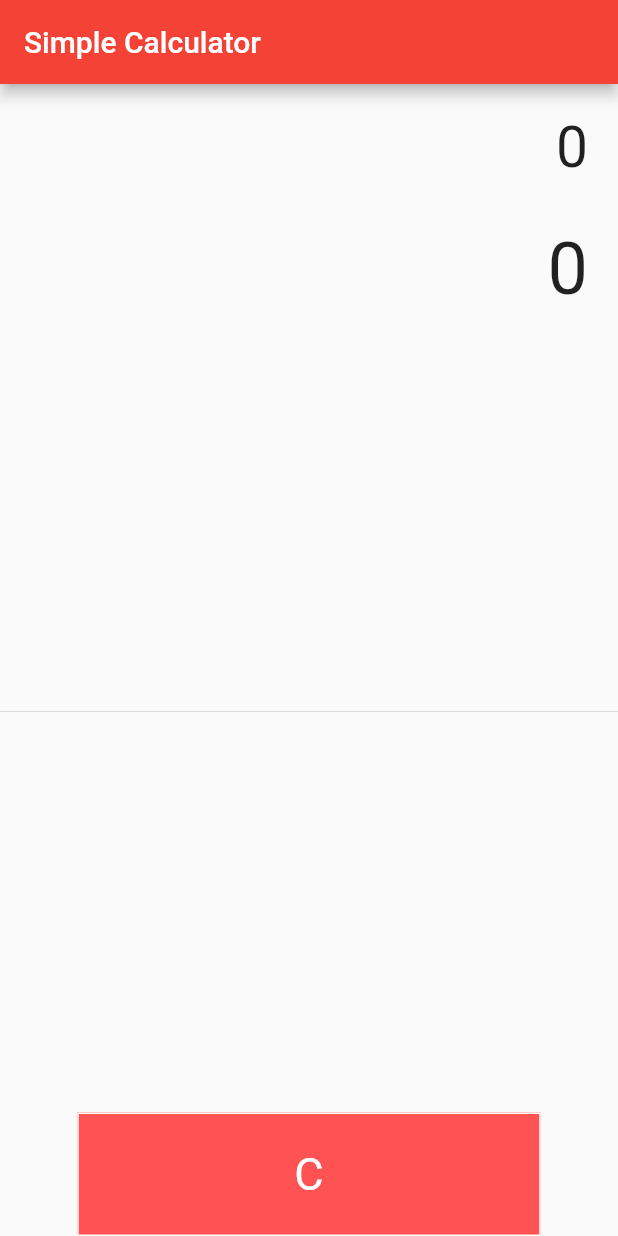
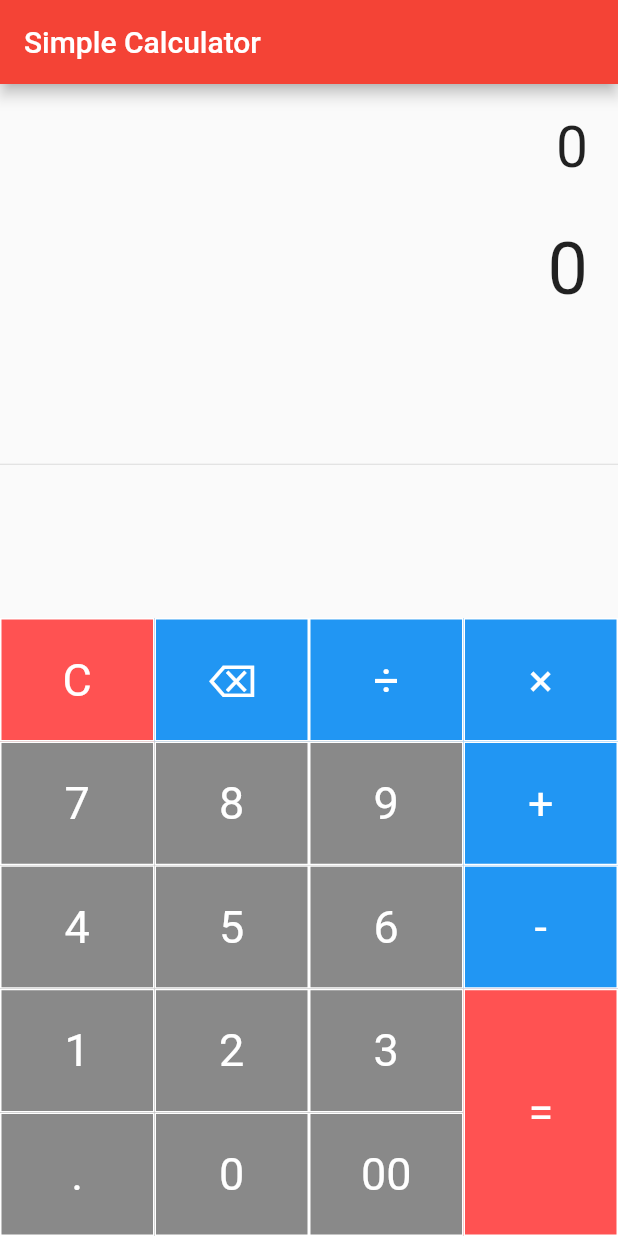
Before and after one commit to lyadhcoder/calculator-app-with-flutter, a Flutter app: the screen it shows after launch, on a phone screen of 412 x 824 dp. Run offline on Flutter 3.47's test engine with Material 2 defaults, Android fonts, the phone set to English and light mode, and no system bars.

Commit message:
numbers, clear and back button func add

```diff
--- a/lib/main.dart
+++ b/lib/main.dart
@@ -1,10 +1,10 @@
 import 'package:flutter/material.dart';
 
 void main(){
-  runApp(calculator());
+  runApp(Calculator());
 }
 
-class calculator extends StatelessWidget {
+class Calculator extends StatelessWidget {
   @override
   Widget build(BuildContext context) {
 
@@ -23,7 +23,42 @@ class SimpleCalculator extends StatefulWidget {
 
 class _SimpleCalculatorState extends State<SimpleCalculator> {
 
-  Widget BuildButton(String buttonText, double buttonHeight, Color buttonColor){
+  String equation = "0";
+  String result = "0";
+  String expression = "";
+  double equationFontSize = 38.0;
+  double resultFontSize = 48.0;
+
+  buttonPressed(String buttonText){
+    setState(() {
+      if(buttonText == "C"){
+        equation = "0";
+        result = "0";
+        equationFontSize = 38.0;
+        resultFontSize = 48.0;
+      }else if(buttonText == "⌫"){
+        equationFontSize = 48.0;
+        resultFontSize = 38.0;
+        equation = equation.substring(0, equation.length -1);
+        if (equation == ""){
+          equation = "0";
+        }
+      }else if(buttonText == "="){
+        equationFontSize = 38.0;
+        resultFontSize = 48.0;
+      }else{
+        equationFontSize = 48.0;
+        resultFontSize = 38.0;
+        if(equation == "0"){
+          equation = buttonText;
+        }else{
+          equation = equation + buttonText;
+        }
+      }
+    });
+  }
+
+  Widget buildButton(String buttonText, double buttonHeight, Color buttonColor){
     return Container(
       height: MediaQuery.of(context).size.height * 0.1 * buttonHeight,
       color: buttonColor,
@@ -37,7 +72,7 @@ class _SimpleCalculatorState extends State<SimpleCalculator> {
             )
         ),
         padding: EdgeInsets.all(16.0),
-        onPressed: null,
+        onPressed: () => buttonPressed(buttonText),
         child: Text(
           buttonText,
           style: TextStyle(
@@ -59,12 +94,12 @@ class _SimpleCalculatorState extends State<SimpleCalculator> {
           Container(
             alignment: Alignment.centerRight,
             padding: EdgeInsets.fromLTRB(10, 20, 20, 0),
-            child: Text("0", style: TextStyle(fontSize: 38.0),),
+            child: Text(equation, style: TextStyle(fontSize: equationFontSize),),
           ),
           Container(
             alignment: Alignment.centerRight,
             padding: EdgeInsets.fromLTRB(10, 30, 20, 0),
-            child: Text("0", style: TextStyle(fontSize: 48.0),),
+            child: Text(result, style: TextStyle(fontSize: resultFontSize),),
           ),
           Expanded(
             child: Divider(),
@@ -78,12 +113,69 @@ class _SimpleCalculatorState extends State<SimpleCalculator> {
                   children: [
                     TableRow(
                       children: [
-                        BuildButton("C", 1, Colors.redAccent),
+                        buildButton("C", 1, Colors.redAccent),
+                        buildButton("⌫", 1, Colors.blue),
+                        buildButton("÷", 1, Colors.blue),
                       ]
-                    )
+                    ),
+                    TableRow(
+                        children: [
+                          buildButton("7", 1, Colors.black45),
+                          buildButton("8", 1, Colors.black45),
+                          buildButton("9", 1, Colors.black45),
+                        ]
+                    ),
+                    TableRow(
+                        children: [
+                          buildButton("4", 1, Colors.black45),
+                          buildButton("5", 1, Colors.black45),
+                          buildButton("6", 1, Colors.black45),
+                        ]
+                    ),
+                    TableRow(
+                        children: [
+                          buildButton("1", 1, Colors.black45),
+                          buildButton("2", 1, Colors.black45),
+                          buildButton("3", 1, Colors.black45),
+                        ]
+                    ),
+                    TableRow(
+                        children: [
+                          buildButton(".", 1, Colors.black45),
+                          buildButton("0", 1, Colors.black45),
+                          buildButton("00", 1, Colors.black45),
+                        ]
+                    ),
                   ],
                 )
                 ,
+              ),
+              Container(
+                width: MediaQuery.of(context).size.width * 0.25,
+                child: Table(
+                  children: [
+                    TableRow(
+                        children: [
+                          buildButton("×", 1, Colors.blue),
+                        ]
+                    ),
+                    TableRow(
+                        children: [
+                          buildButton("+", 1, Colors.blue),
+                        ]
+                    ),
+                    TableRow(
+                        children: [
+                          buildButton("-", 1, Colors.blue),
+                        ]
+                    ),
+                    TableRow(
+                        children: [
+                          buildButton("=", 2, Colors.redAccent),
+                        ]
+                    )
+                  ],
+                ),
               )
             ],
           ),
```
